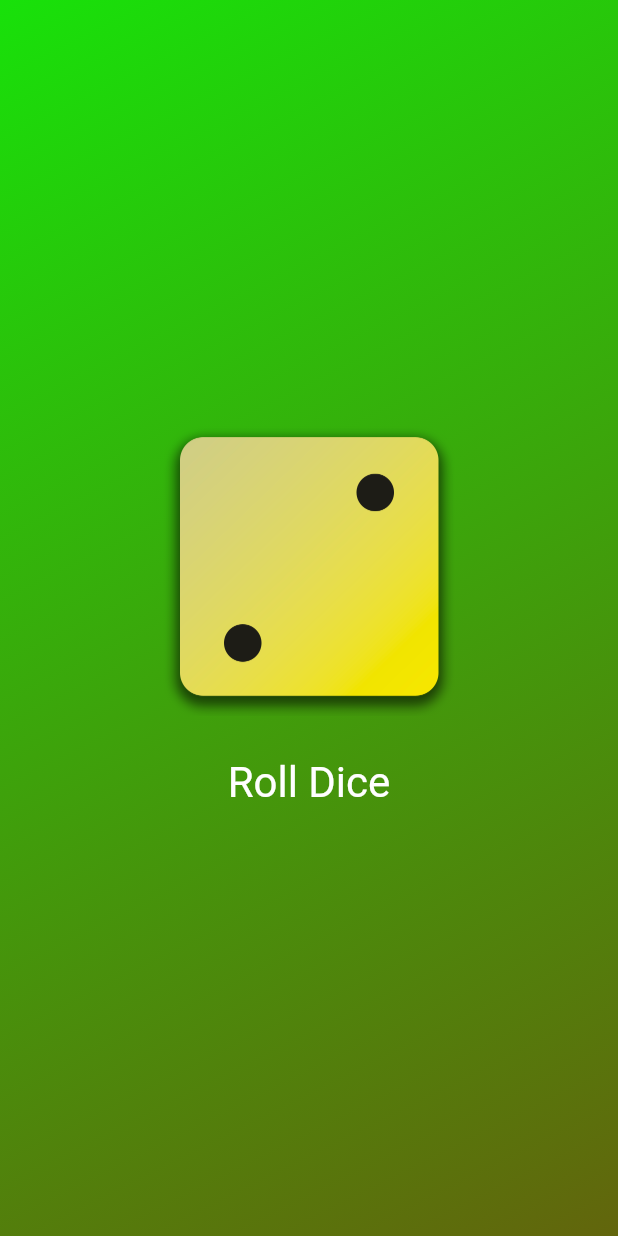
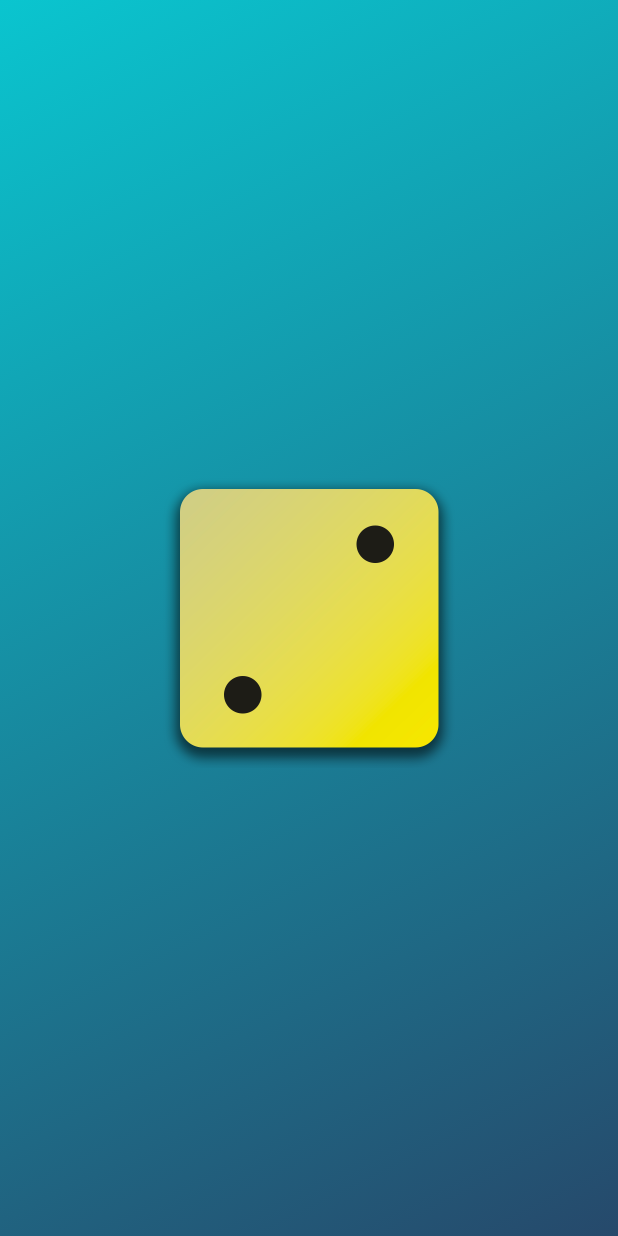
Before and after one commit to AndreLuizPedroBotelho/first_app, a Flutter app: the screen it shows after launch, on a phone screen of 412 x 824 dp. Run offline on Flutter 3.47's test engine with Material 3 defaults, Android fonts, the phone set to English and light mode, and no system bars.

Commit message:
feat: change button

```diff
--- a/lib/dice_roller.dart
+++ b/lib/dice_roller.dart
@@ -27,25 +27,22 @@ class _DiceRollerState extends State<DiceRoller> {
     return Column(
       mainAxisSize: MainAxisSize.min,
       children: [
-        Image.asset(
-          'assets/images/dice-$currentDiceRool.png',
-          width: 200,
-        ),
-        const SizedBox(
-          height: 20,
-        ),
         TextButton(
           onPressed: rollDice,
           style: TextButton.styleFrom(
             // padding: const EdgeInsets.only(
             //   top: 20,
             // ),
-            foregroundColor: Colors.white,
+            splashFactory: NoSplash.splashFactory,
+
             textStyle: const TextStyle(
               fontSize: 28,
             ),
           ),
-          child: const Text('Roll Dice'),
+          child: Image.asset(
+            'assets/images/dice-$currentDiceRool.png',
+            width: 200,
+          ),
         ),
       ],
     );
--- a/lib/main.dart
+++ b/lib/main.dart
@@ -6,8 +6,8 @@ void main() {
     const MaterialApp(
       home: Scaffold(
         body: GradientContainer(
-          Color.fromARGB(255, 24, 225, 10),
-          Color.fromARGB(255, 98, 101, 12),
+          Color.fromARGB(255, 10, 197, 207),
+          Color.fromARGB(255, 38, 73, 107),
         ),
       ),
     ),
```
